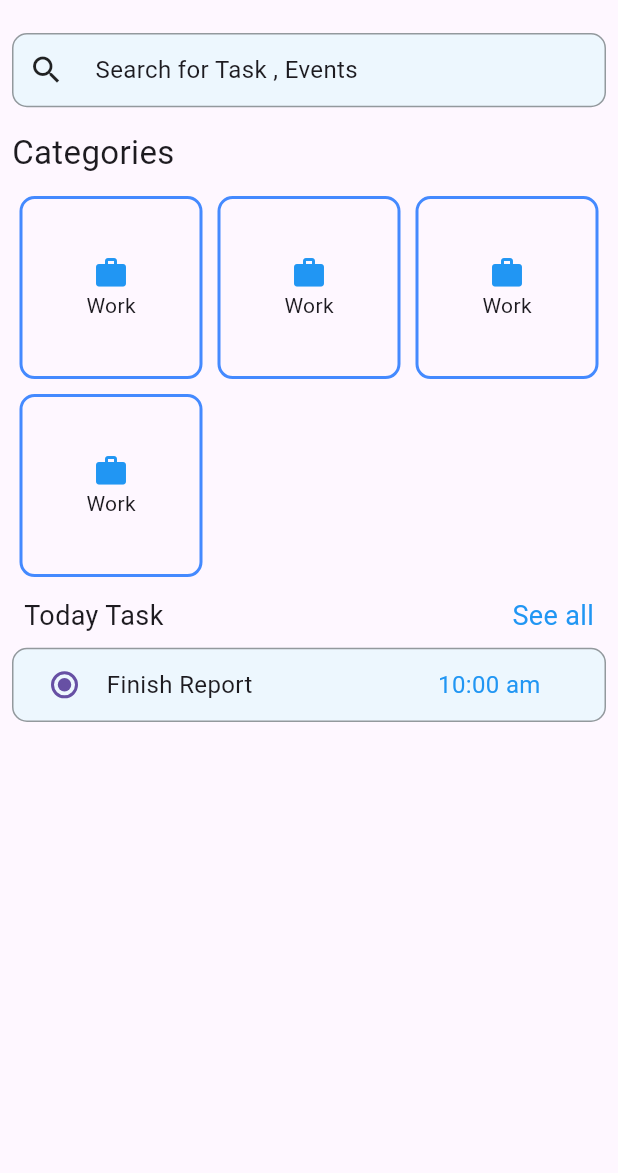
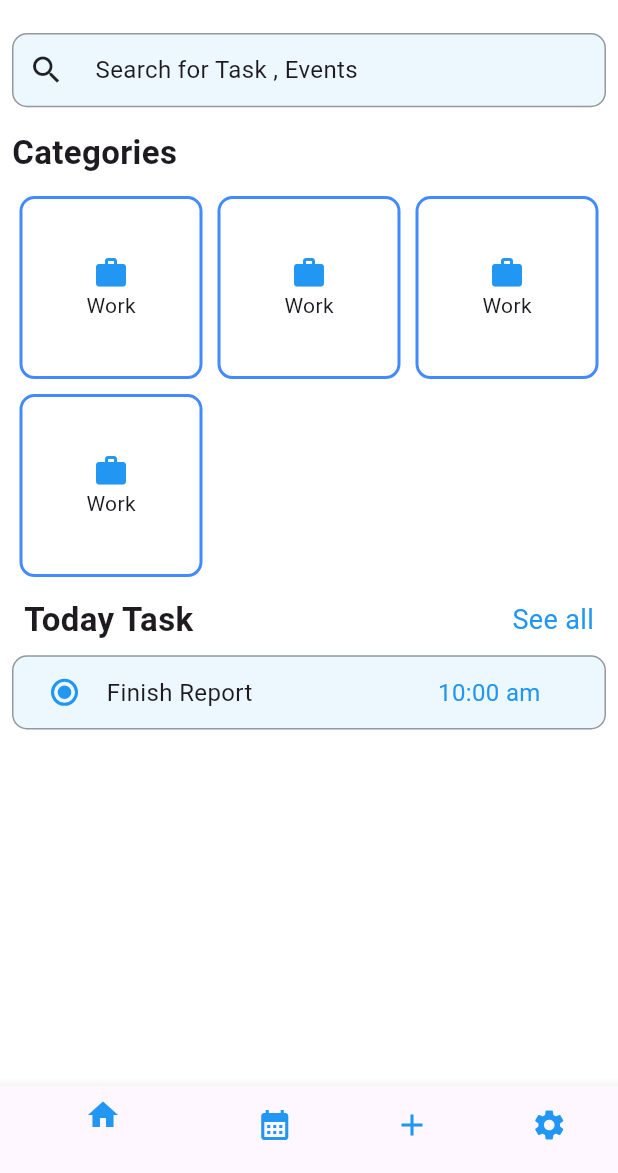
Before and after one commit to Hitesh910/task_manager_app, a Flutter app: the screen it shows after launch, on a phone screen of 412 x 824 dp, the part 63-1236 px from its top. Run offline on Flutter 3.47's test engine with Material 3 defaults, Android fonts, the phone set to English and light mode, and no system bars; our stand-ins replace firebase_core; accounts and stored records are empty.

Commit message:
TaskManagerApp

```diff
--- a/lib/home/view/home_screen.dart
+++ b/lib/home/view/home_screen.dart
@@ -14,7 +14,9 @@ class _HomeScreenState extends State<HomeScreen> {
     double height = MediaQuery.sizeOf(context).height;
     double width = MediaQuery.sizeOf(context).width;
     return Scaffold(
+      backgroundColor: Colors.white,
       appBar: AppBar(
+        backgroundColor: Colors.white,
         title: const Text("Task Manager App"),
       ),
       body: Padding(
@@ -53,11 +55,12 @@ class _HomeScreenState extends State<HomeScreen> {
             const SizedBox(
               height: 15,
             ),
-            const Text(
+             Text(
               "Categories",
               style: TextStyle(
                 fontSize: 22,
                 fontFamily: "Roboto",
+                fontWeight: FontWeight.bold,
               ),
             ),
             SizedBox(
@@ -103,7 +106,8 @@ class _HomeScreenState extends State<HomeScreen> {
               child: Row(
                 mainAxisAlignment: MainAxisAlignment.spaceBetween,
                 children: [
-                  Text("Today Task",style: TextStyle(fontSize: 18),),
+                  Text("Today Task",style: TextStyle(fontSize: 22
+                      ,fontWeight: FontWeight.bold),),
                   Text("See all",style: TextStyle(fontSize: 18,color: blue),),
                 ],
               ),
@@ -123,7 +127,7 @@ class _HomeScreenState extends State<HomeScreen> {
                 children: [
                   Radio(value: 1, groupValue: 1, onChanged: (value) {
 
-                  },),
+                  },fillColor: WidgetStatePropertyAll(blue),),
                   SizedBox(
                     width: width * 0.01,
                   ),
@@ -139,6 +143,12 @@ class _HomeScreenState extends State<HomeScreen> {
           ],
         ),
       ),
+      bottomNavigationBar:  BottomNavigationBar(items: [
+        BottomNavigationBarItem(icon: Icon(Icons.home,color: Colors.blue,),label: "Home"),
+        BottomNavigationBarItem(icon: Icon(Icons.calendar_month,color: Colors.blue),label: "Calender"),
+        BottomNavigationBarItem(icon: Icon(Icons.add,color: Colors.blue),label: "Add"),
+        BottomNavigationBarItem(icon: Icon(Icons.settings,color: Colors.blue),label: "Setting"),
+      ]),
     );
   }
 }
```
Also changed, not shown: pubspec.lock.
